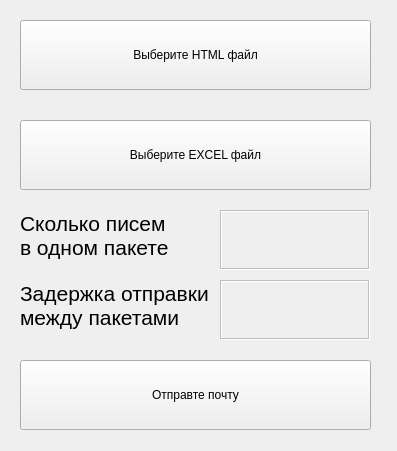
This is gui1.ui in vnoook/mail_sender as Qt 5 draws it before an edit. The edited form follows.
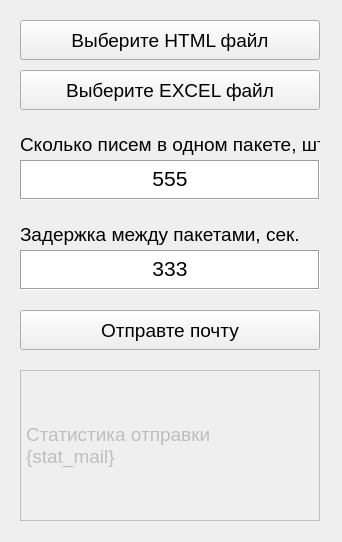
This is the edited form.

Patch:
```diff
--- a/gui1.ui
+++ b/gui1.ui
@@ -6,135 +6,226 @@
    <rect>
     <x>0</x>
     <y>0</y>
-    <width>397</width>
-    <height>451</height>
+    <width>342</width>
+    <height>542</height>
    </rect>
   </property>
+  <property name="font">
+   <font>
+    <pointsize>15</pointsize>
+   </font>
+  </property>
   <property name="windowTitle">
    <string>Form</string>
   </property>
-  <widget class="QPushButton" name="pushButton_selec_html">
-   <property name="geometry">
-    <rect>
-     <x>20</x>
-     <y>20</y>
-     <width>351</width>
-     <height>70</height>
-    </rect>
-   </property>
-   <property name="text">
-    <string>Выберите HTML файл</string>
-   </property>
-  </widget>
   <widget class="QTextEdit" name="textEdit_q_pocket">
    <property name="enabled">
-    <bool>false</bool>
+    <bool>true</bool>
    </property>
    <property name="geometry">
     <rect>
-     <x>220</x>
-     <y>210</y>
-     <width>150</width>
-     <height>60</height>
+     <x>20</x>
+     <y>160</y>
+     <width>300</width>
+     <height>40</height>
     </rect>
    </property>
    <property name="font">
     <font>
-     <pointsize>29</pointsize>
+     <family>Tahoma</family>
+     <pointsize>14</pointsize>
+     <italic>false</italic>
+     <underline>false</underline>
+     <strikeout>false</strikeout>
+     <kerning>true</kerning>
     </font>
    </property>
+   <property name="autoFillBackground">
+    <bool>false</bool>
+   </property>
    <property name="frameShape">
     <enum>QFrame::Box</enum>
    </property>
+   <property name="sizeAdjustPolicy">
+    <enum>QAbstractScrollArea::AdjustIgnored</enum>
+   </property>
+   <property name="readOnly">
+    <bool>true</bool>
+   </property>
+   <property name="html">
+    <string>&lt;!DOCTYPE HTML PUBLIC &quot;-//W3C//DTD HTML 4.0//EN&quot; &quot;http://www.w3.org/TR/REC-html40/strict.dtd&quot;&gt;
+&lt;html&gt;&lt;head&gt;&lt;meta name=&quot;qrichtext&quot; content=&quot;1&quot; /&gt;&lt;style type=&quot;text/css&quot;&gt;
+p, li { white-space: pre-wrap; }
+&lt;/style&gt;&lt;/head&gt;&lt;body style=&quot; font-family:'Tahoma'; font-size:14pt; font-weight:400; font-style:normal;&quot;&gt;
+&lt;p align=&quot;center&quot; style=&quot; margin-top:0px; margin-bottom:0px; margin-left:0px; margin-right:0px; -qt-block-indent:0; text-indent:0px;&quot;&gt;&lt;span style=&quot; font-family:'MS Shell Dlg 2'; font-size:16pt;&quot;&gt;555&lt;/span&gt;&lt;/p&gt;&lt;/body&gt;&lt;/html&gt;</string>
+   </property>
   </widget>
   <widget class="QTextEdit" name="textEdit_q_messages">
    <property name="enabled">
-    <bool>false</bool>
+    <bool>true</bool>
    </property>
    <property name="geometry">
     <rect>
-     <x>220</x>
-     <y>280</y>
-     <width>150</width>
-     <height>60</height>
+     <x>20</x>
+     <y>250</y>
+     <width>300</width>
+     <height>40</height>
     </rect>
    </property>
    <property name="font">
     <font>
-     <pointsize>29</pointsize>
+     <family>Tahoma</family>
+     <pointsize>14</pointsize>
+     <italic>false</italic>
+     <underline>false</underline>
+     <strikeout>false</strikeout>
+     <kerning>true</kerning>
     </font>
    </property>
+   <property name="autoFillBackground">
+    <bool>false</bool>
+   </property>
    <property name="frameShape">
     <enum>QFrame::Box</enum>
    </property>
+   <property name="sizeAdjustPolicy">
+    <enum>QAbstractScrollArea::AdjustIgnored</enum>
+   </property>
+   <property name="readOnly">
+    <bool>true</bool>
+   </property>
+   <property name="html">
+    <string>&lt;!DOCTYPE HTML PUBLIC &quot;-//W3C//DTD HTML 4.0//EN&quot; &quot;http://www.w3.org/TR/REC-html40/strict.dtd&quot;&gt;
+&lt;html&gt;&lt;head&gt;&lt;meta name=&quot;qrichtext&quot; content=&quot;1&quot; /&gt;&lt;style type=&quot;text/css&quot;&gt;
+p, li { white-space: pre-wrap; }
+&lt;/style&gt;&lt;/head&gt;&lt;body style=&quot; font-family:'Tahoma'; font-size:14pt; font-weight:400; font-style:normal;&quot;&gt;
+&lt;p align=&quot;center&quot; style=&quot; margin-top:0px; margin-bottom:0px; margin-left:0px; margin-right:0px; -qt-block-indent:0; text-indent:0px;&quot;&gt;&lt;span style=&quot; font-family:'MS Shell Dlg 2'; font-size:16pt;&quot;&gt;333&lt;/span&gt;&lt;/p&gt;&lt;/body&gt;&lt;/html&gt;</string>
+   </property>
   </widget>
   <widget class="QLabel" name="label_q_pocket">
    <property name="geometry">
     <rect>
      <x>20</x>
-     <y>200</y>
-     <width>150</width>
-     <height>70</height>
+     <y>129</y>
+     <width>300</width>
+     <height>31</height>
     </rect>
    </property>
    <property name="font">
     <font>
-     <pointsize>16</pointsize>
+     <family>Tahoma</family>
+     <pointsize>14</pointsize>
     </font>
    </property>
    <property name="text">
-    <string>Сколько писем
-в одном пакете</string>
+    <string>Сколько писем в одном пакете, шт.</string>
    </property>
   </widget>
   <widget class="QLabel" name="label_q_messages">
    <property name="geometry">
     <rect>
      <x>20</x>
-     <y>270</y>
-     <width>190</width>
-     <height>70</height>
+     <y>219</y>
+     <width>300</width>
+     <height>31</height>
     </rect>
    </property>
    <property name="font">
     <font>
-     <pointsize>16</pointsize>
+     <family>Tahoma</family>
+     <pointsize>14</pointsize>
     </font>
    </property>
    <property name="frameShape">
     <enum>QFrame::NoFrame</enum>
    </property>
    <property name="text">
-    <string>Задержка отправки
-между пакетами</string>
+    <string>Задержка между пакетами, сек.</string>
    </property>
   </widget>
   <widget class="QPushButton" name="pushButton_selec_xls">
    <property name="geometry">
     <rect>
      <x>20</x>
-     <y>120</y>
-     <width>351</width>
-     <height>70</height>
+     <y>310</y>
+     <width>300</width>
+     <height>40</height>
     </rect>
    </property>
-   <property name="text">
-    <string>Выберите EXCEL файл</string>
-   </property>
-  </widget>
-  <widget class="QPushButton" name="pushButton_send_all_message">
-   <property name="geometry">
-    <rect>
-     <x>20</x>
-     <y>360</y>
-     <width>351</width>
-     <height>70</height>
-    </rect>
+   <property name="font">
+    <font>
+     <family>Tahoma</family>
+     <pointsize>14</pointsize>
+    </font>
    </property>
    <property name="text">
     <string>Отправте почту</string>
    </property>
   </widget>
+  <widget class="QLabel" name="label_stat_mail">
+   <property name="enabled">
+    <bool>false</bool>
+   </property>
+   <property name="geometry">
+    <rect>
+     <x>20</x>
+     <y>370</y>
+     <width>300</width>
+     <height>151</height>
+    </rect>
+   </property>
+   <property name="font">
+    <font>
+     <family>Tahoma</family>
+     <pointsize>14</pointsize>
+    </font>
+   </property>
+   <property name="frameShape">
+    <enum>QFrame::Box</enum>
+   </property>
+   <property name="text">
+    <string>Статистика отправки
+{stat_mail}</string>
+   </property>
+  </widget>
+  <widget class="QToolButton" name="toolButton_selec_xls">
+   <property name="geometry">
+    <rect>
+     <x>20</x>
+     <y>70</y>
+     <width>300</width>
+     <height>40</height>
+    </rect>
+   </property>
+   <property name="font">
+    <font>
+     <family>Tahoma</family>
+     <pointsize>14</pointsize>
+    </font>
+   </property>
+   <property name="text">
+    <string>Выберите EXCEL файл</string>
+   </property>
+  </widget>
+  <widget class="QToolButton" name="toolButton_selec_html">
+   <property name="geometry">
+    <rect>
+     <x>20</x>
+     <y>20</y>
+     <width>300</width>
+     <height>40</height>
+    </rect>
+   </property>
+   <property name="font">
+    <font>
+     <family>Tahoma</family>
+     <pointsize>14</pointsize>
+    </font>
+   </property>
+   <property name="text">
+    <string>Выберите HTML файл</string>
+   </property>
+  </widget>
  </widget>
  <resources/>
  <connections/>
```
Left out of the diff: 2 changed lines with no effect on the pictures.
